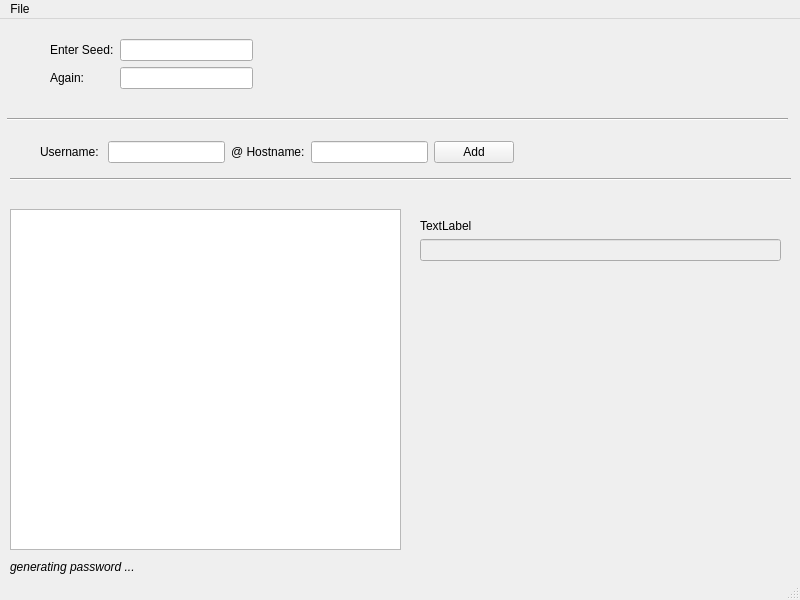
Before: the Qt Designer form inc/form1.ui in I3ck/determ-pwgen, drawn with Qt 5.
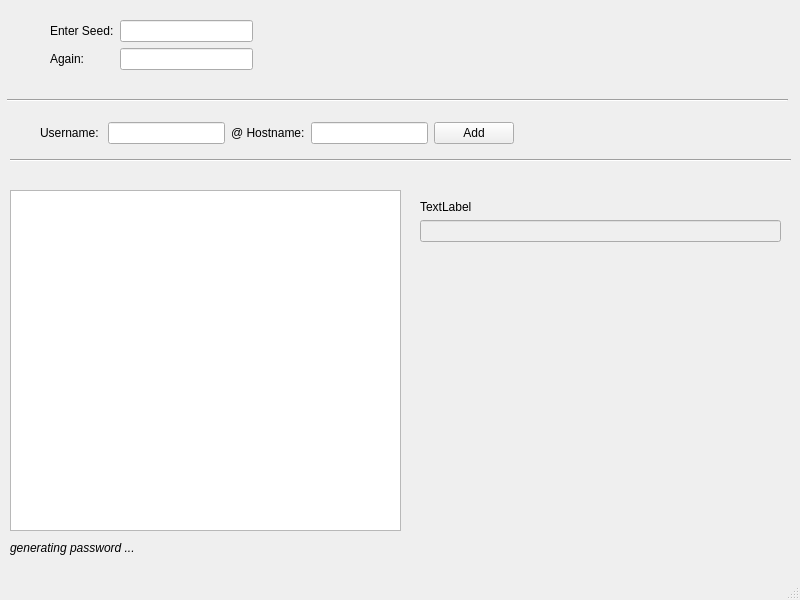
After: the same form once the commit is applied.

Commit message: removed menubar since the items will be added later

The edit to the form file:
```diff
--- a/inc/form1.ui
+++ b/inc/form1.ui
@@ -203,16 +203,6 @@
      <height>19</height>
     </rect>
    </property>
-   <widget class="QMenu" name="menuFile">
-    <property name="title">
-     <string>File</string>
-    </property>
-    <addaction name="actionLoad_accounts"/>
-    <addaction name="separator"/>
-    <addaction name="actionSave"/>
-    <addaction name="actionSave_as"/>
-   </widget>
-   <addaction name="menuFile"/>
   </widget>
   <widget class="QStatusBar" name="statusbar"/>
   <action name="actionLoad_accounts">
```
The commit also changes 1 other file.
